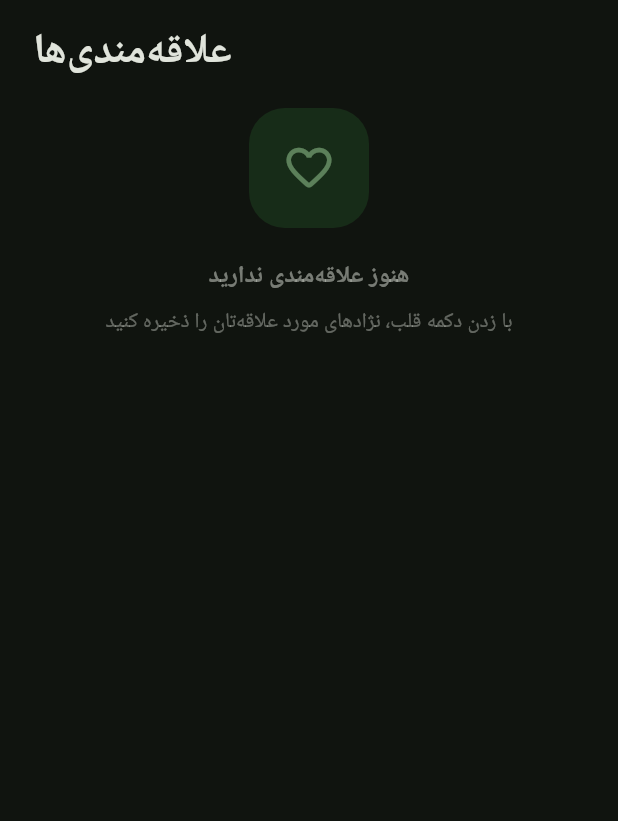
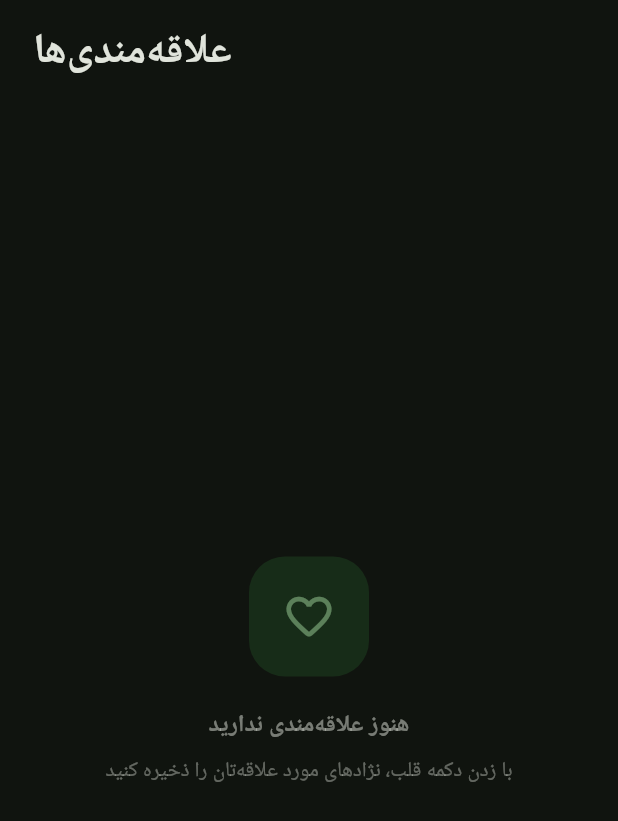
Before and after one commit to Ahoo82/cats_app, a Flutter app: the screen it shows after launch, item 5 of the bottom bar chosen, on a phone screen of 412 x 824 dp. Shown: the top 821 px of the screen. Run offline on Flutter 3.47's test engine with Material 3 defaults, Android fonts, the phone set to English and light mode, and no system bars; our stand-ins replace shared_preferences.

Commit message:
fix favorite implementation

```diff
--- a/cat_app/lib/data/breed_repository.dart
+++ b/cat_app/lib/data/breed_repository.dart
@@ -35,6 +35,23 @@ class BreedRepository {
     'Persian Chinchilla': AppImages.persianChinchilla,
     'Himalayan': AppImages.himalayan,
     'Exotic Shorthair': AppImages.exoticShorthair,
+  };
+
+  static const breedKittenImages = <String, String>{
+    'Persian': AppImages.persianKitten,
+    'Siamese': AppImages.siameseKitten,
+    'Maine Coon': AppImages.maineCoonKitten,
+    'British Shorthair': AppImages.britishShorthairKitten,
+    'Scottish Fold': AppImages.scottishFoldKitten,
+    'Ragdoll': AppImages.ragdollKitten,
+    'Bengal': AppImages.bengalKitten,
+    'Sphynx': AppImages.sphynxKitten,
+    'Abyssinian': AppImages.abyssinianKitten,
+    'Turkish Angora': AppImages.turkishAngoraKitten,
+    'Domestic Shorthair': AppImages.domesticShorthairKitten,
+    'Persian Chinchilla': AppImages.persianChinchillaKitten,
+    'Himalayan': AppImages.himalayanKitten,
+    'Exotic Shorthair': AppImages.exoticShorthairKitten,
   };
 
   static const popularBreeds = ['Persian', 'British Shorthair', 'Maine Coon', 'Scottish Fold', 'Siamese', 'Ragdoll'];
--- a/cat_app/lib/screens/favorites_screen.dart
+++ b/cat_app/lib/screens/favorites_screen.dart
@@ -56,12 +56,12 @@ class _FavoritesScreenState extends State<FavoritesScreen> {
               ),
             ),
             const SizedBox(height: 20),
-            AnimatedSwitcher(
+            Expanded(
+              child: AnimatedSwitcher(
                 duration: const Duration(milliseconds: 250),
                 child: breeds.isEmpty
-                  ? Expanded(
+                    ? Center(
                         key: const ValueKey('empty'),
-                      child: Center(
                         child: Column(
                           mainAxisAlignment: MainAxisAlignment.center,
                           children: [
@@ -96,11 +96,9 @@ class _FavoritesScreenState extends State<FavoritesScreen> {
                             ),
                           ],
                         ),
-                      ),
                       )
-                  : Expanded(
+                    : LayoutBuilder(
                         key: const ValueKey('grid'),
-                      child: LayoutBuilder(
                         builder: (context, constraints) {
                           final columns = constraints.maxWidth >= 500 ? 3 : 2;
 
--- a/cat_app/lib/utils/app_images.dart
+++ b/cat_app/lib/utils/app_images.dart
@@ -17,4 +17,19 @@ class AppImages {
   static const persianChinchilla = '$_path/persian_chinchilla.jpg';
   static const himalayan = '$_path/himalayan.jpg';
   static const exoticShorthair = '$_path/exotic_shorthair.jpg';
+
+  static const persianKitten = '$_path/persian_kitten.jpg';
+  static const britishShorthairKitten = '$_path/british_shorthair_kitten.jpg';
+  static const maineCoonKitten = '$_path/maine_coon_kitten.jpg';
+  static const scottishFoldKitten = '$_path/scottish_fold_kitten.jpg';
+  static const siameseKitten = '$_path/siamese_kitten.jpg';
+  static const ragdollKitten = '$_path/ragdoll_kitten.jpg';
+  static const bengalKitten = '$_path/bengal_kitten.jpg';
+  static const sphynxKitten = '$_path/sphynx_kitten.jpg';
+  static const abyssinianKitten = '$_path/abyssinian_kitten.jpg';
+  static const turkishAngoraKitten = '$_path/turkish_angora_kitten.jpg';
+  static const domesticShorthairKitten = '$_path/domestic_shorthair_kitten.jpg';
+  static const persianChinchillaKitten = '$_path/persian_chinchilla_kitten.jpg';
+  static const himalayanKitten = '$_path/himalayan_kitten.jpg';
+  static const exoticShorthairKitten = '$_path/exotic_shorthair_kitten.jpg';
 }
```
Also changed, not shown: cat_app/lib/screens/breed_detail_screen.dart (+78 -23 lines). Lines whose indentation alone changed are shown as unchanged.
